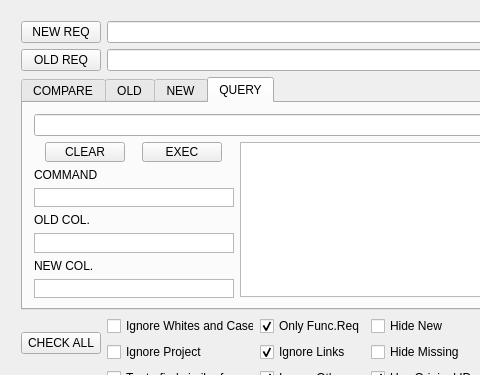
svobodapraha/CompareReqGUISQL, file CompareReqGUISQL/mainwindow.ui: the form before one commit; both pictures show x 0 to 480 and y 0 to 375 of the 1059 by 616 pixel window.
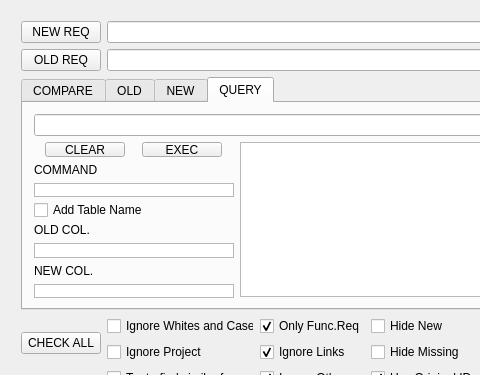
The form after the commit.

The edit to the form file:
```diff
--- a/CompareReqGUISQL/mainwindow.ui
+++ b/CompareReqGUISQL/mainwindow.ui
@@ -168,6 +168,13 @@
                </property>
               </widget>
              </item>
+             <item>
+              <widget class="QCheckBox" name="cb_AddTableNameToColName">
+               <property name="text">
+                <string>Add Table Name</string>
+               </property>
+              </widget>
+             </item>
              <item>
               <widget class="QLabel" name="label_2">
                <property name="text">
```
